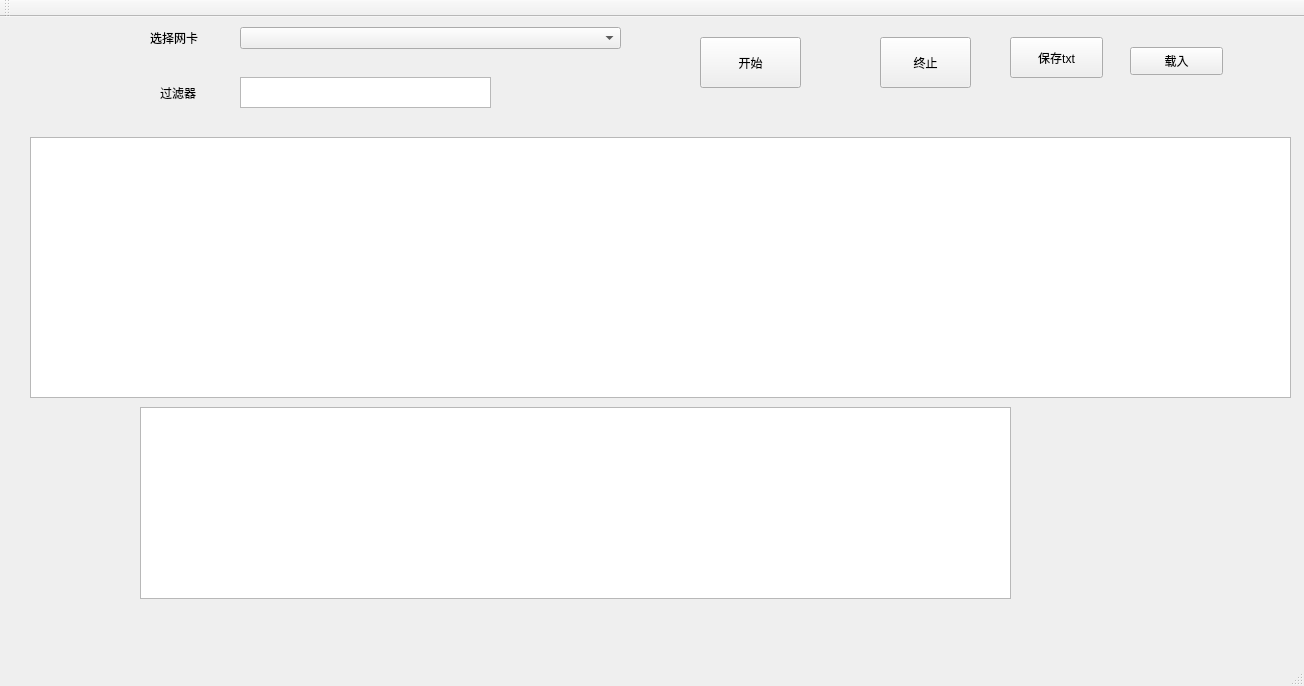
Qt form mainwindow.ui (shinytang6/Sniffer) before a commit.
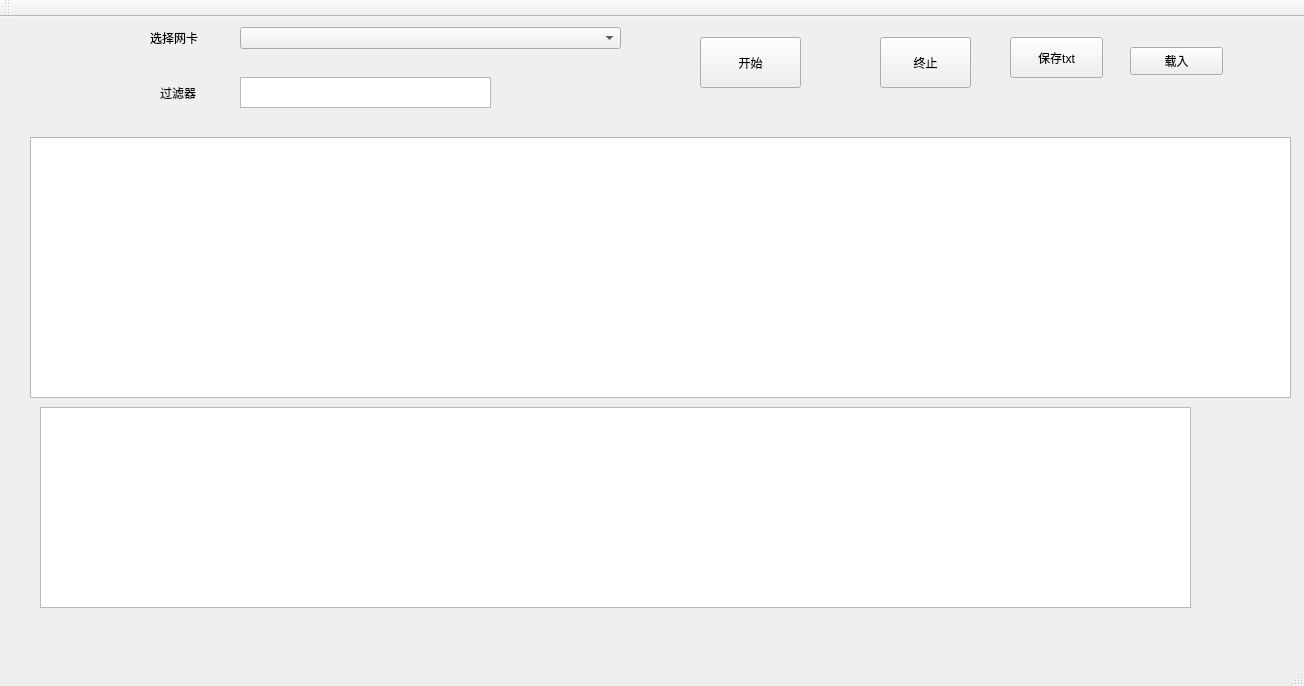
The same form after that commit.

Patch:
```diff
--- a/mainwindow.ui
+++ b/mainwindow.ui
@@ -125,10 +125,10 @@
    <widget class="QTreeView" name="detailview">
     <property name="geometry">
      <rect>
-      <x>140</x>
+      <x>40</x>
       <y>390</y>
-      <width>871</width>
-      <height>192</height>
+      <width>1151</width>
+      <height>201</height>
      </rect>
     </property>
    </widget>
```
